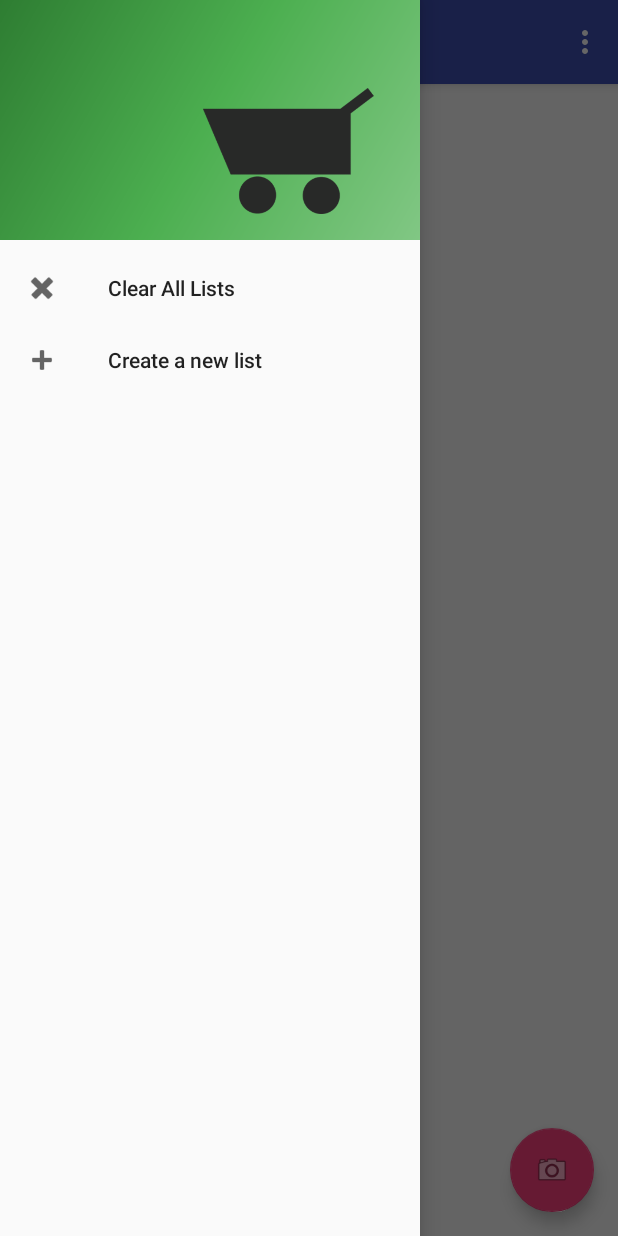
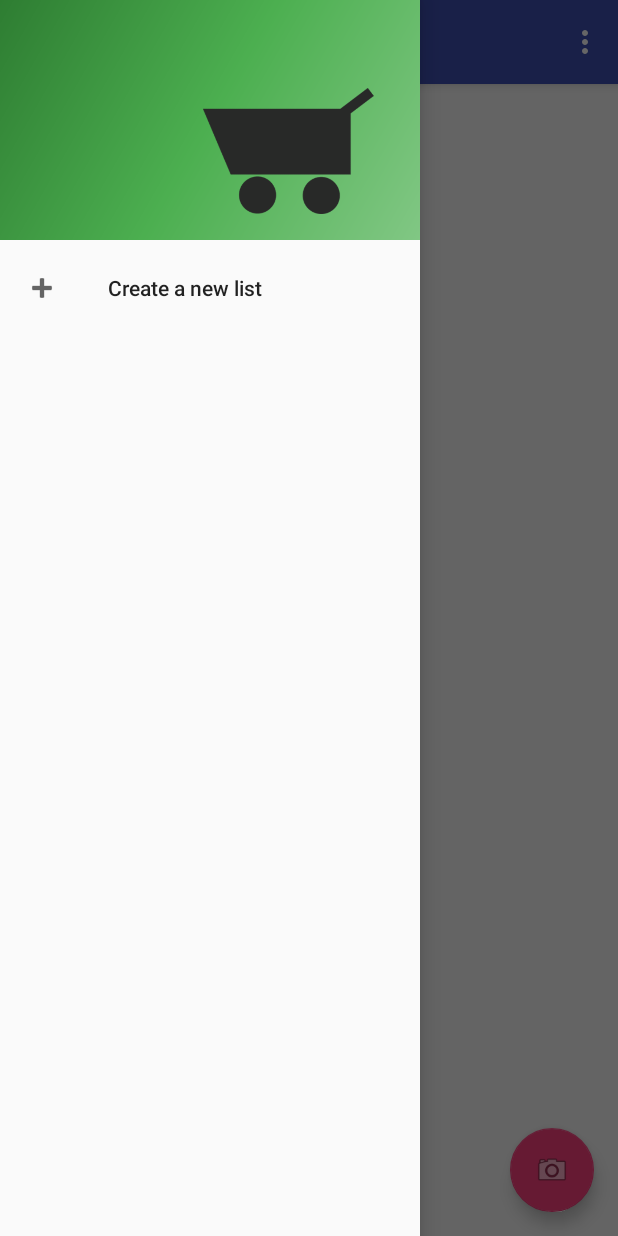
Before and after one commit to cswizard11/BarcodeShopper, an Android app: the screen it shows after launch (MainActivity), with the side drawer open, on a phone screen of 412 x 824 dp. Run offline under Robolectric (Android 15) with nearby library versions, the phone set to English and light mode, and no system bars; libraries missing offline, so code that uses them is left out: com.google.zxing.integration.

Commit message:
final changes

```diff
--- a/app/src/main/java/com/teamenfuego/barcodeshopper/barcodeshopper/Item.java
+++ b/app/src/main/java/com/teamenfuego/barcodeshopper/barcodeshopper/Item.java
@@ -49,7 +49,7 @@ public class Item {
 
         String price = "$0.00";
         String name = "Unnamed item";
-        String seller = "Amazon";
+        String seller = "Nothing";
 
         try {
             URL url = new URL("http://api.upcdatabase.org/xml/0a4a07f05adbdb4d244054fdfa66aea5/" + barcodeID);
@@ -141,7 +141,7 @@ public class Item {
     }
 
     public String toString() {
-        return this.name + ", " + this.seller + "\n" + this.price;
+        return this.name + "\n" + this.seller + "\n" + this.price;
     }
 
 
--- a/app/src/main/java/com/teamenfuego/barcodeshopper/barcodeshopper/MainActivity.java
+++ b/app/src/main/java/com/teamenfuego/barcodeshopper/barcodeshopper/MainActivity.java
@@ -124,14 +124,14 @@ public class MainActivity extends AppCompatActivity implements NavigationView.On
         // Handle navigation view item clicks here.
         int id = item.getItemId();
 
-        if (id == R.id.clearLists) {
+        /*if (id == R.id.clearLists) {
             Menu menu = navigationView.getMenu();
             for (ShoppingList list: myLists.getIterable()) {
                 menu.removeItem(list.getListID());
             }
             myLists = new ListList();
             setHomeScreen();
-        } else if (id == R.id.createNew) {
+        } else*/ if (id == R.id.createNew) {
             int listIndex = myLists.size();
             int listID = View.generateViewId();
 
--- a/app/src/main/res/menu/activity_main_drawer.xml
+++ b/app/src/main/res/menu/activity_main_drawer.xml
@@ -7,10 +7,6 @@
         android:id="@+id/listMenu"
         android:checkableBehavior="single">
         <item
-            android:id="@+id/clearLists"
-            android:icon="@android:drawable/ic_delete"
-            android:title="Clear All Lists" />
-        <item
             android:id="@+id/createNew"
             android:icon="@android:drawable/ic_input_add"
             android:title="Create a new list" />
```
